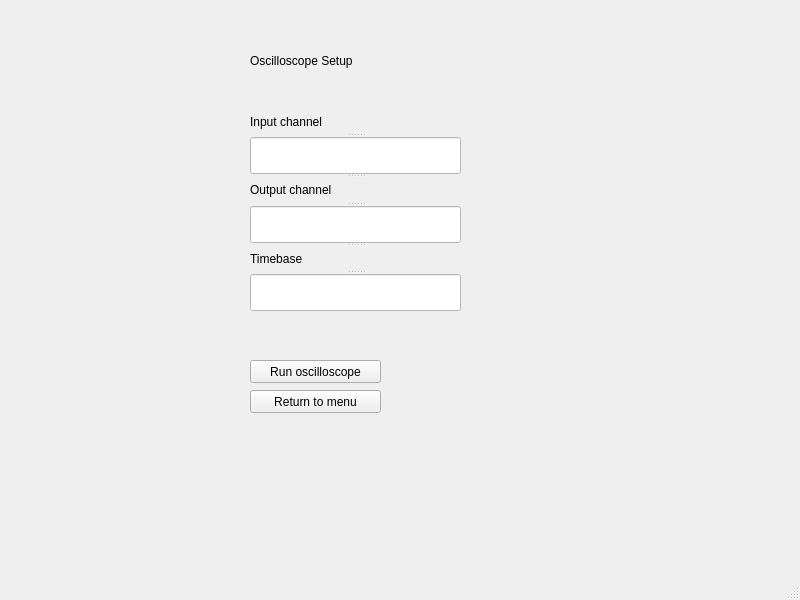
First picture: the form in osc_screen.ui, repository Marius-Graml/Michelson_Interferometer, before the edit.
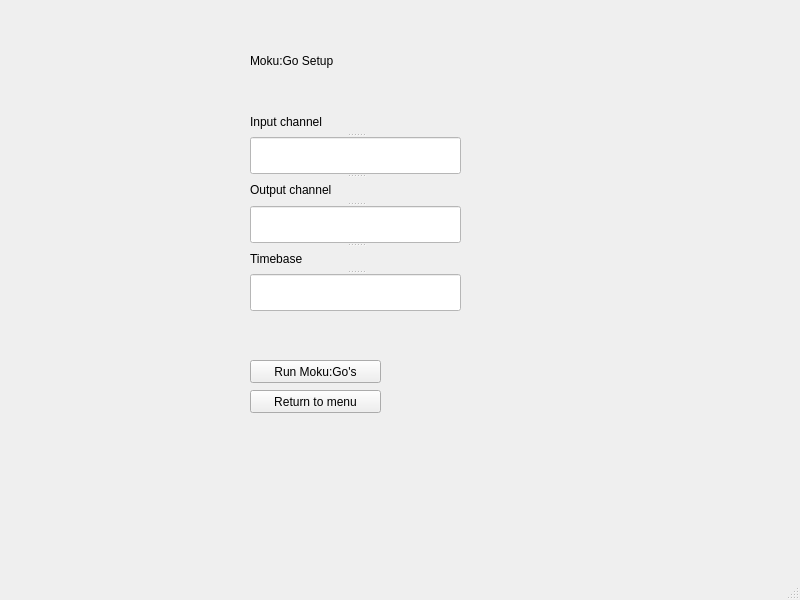
Second picture: the form after the edit.

Patch:
```diff
--- a/osc_screen.ui
+++ b/osc_screen.ui
@@ -43,7 +43,7 @@
 color: rgb(0, 0, 0);</string>
      </property>
      <property name="text">
-      <string>Oscilloscope Setup</string>
+      <string>Moku:Go Setup</string>
      </property>
     </widget>
     <widget class="QPushButton" name="run_button">
@@ -59,7 +59,7 @@
       <string notr="true"/>
      </property>
      <property name="text">
-      <string>Run oscilloscope</string>
+      <string>Run Moku:Go's</string>
      </property>
     </widget>
     <widget class="QPushButton" name="return_button">
```
